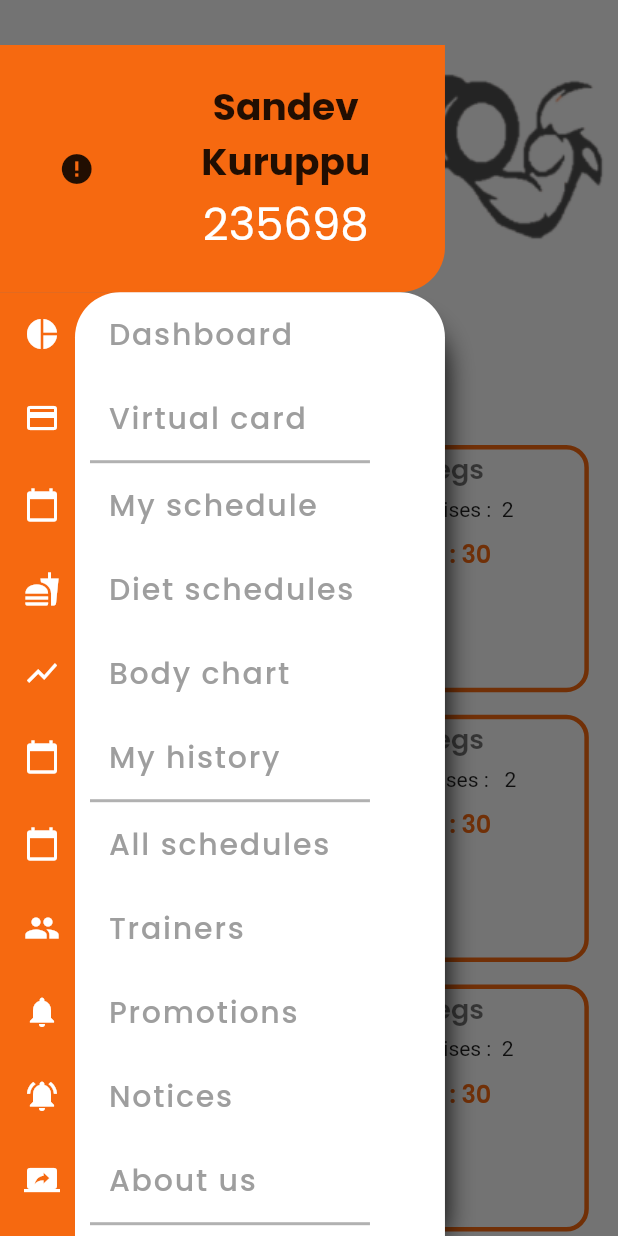
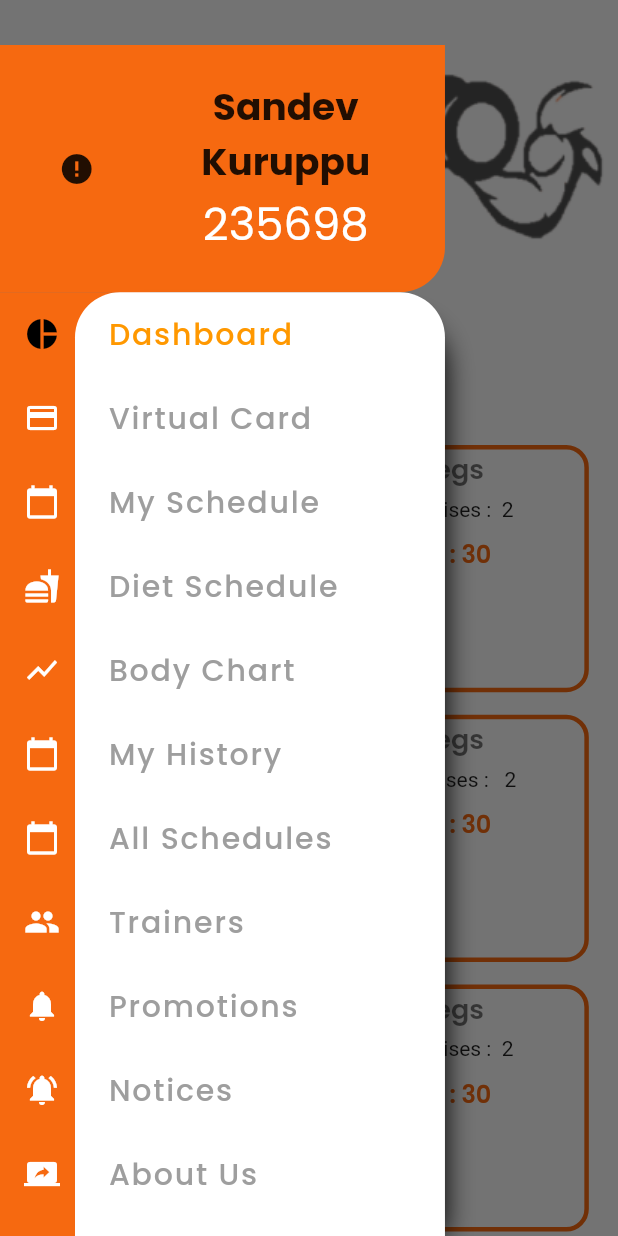
Before and after one commit to movinsilva/x_gym, a Flutter app: the Dashboard screen opened by its route, with the side drawer open, on a phone screen of 412 x 824 dp. Run offline on Flutter 3.47's test engine with Material 2 defaults, Android fonts, the phone set to English and light mode, and no system bars; drawn by our look-alikes of auto_size_text, cached_network_image; our stand-ins replace google_fonts, material_design_icons_flutter, sqflite; accounts and stored records are empty; network calls fail.

Commit message:
navigation drawer selection and page routing improved

```diff
--- a/lib/constants/runtime_constants.dart
+++ b/lib/constants/runtime_constants.dart
@@ -3,5 +3,10 @@
 * */
 
 class RuntimeConstants{
+  // hold the current name of the page
   static String currentPageName;
+
+  // hold the current index of the drawer in the
+  // main page
+  static var selectIndex = 0;
 }
--- a/lib/database_helper/database_helper.dart
+++ b/lib/database_helper/database_helper.dart
@@ -2,30 +2,20 @@ import 'dart:io';
 
 import 'package:flutter/material.dart';
 import 'package:path/path.dart';
+import 'package:path_provider/path_provider.dart';
 import 'package:sqflite/sqflite.dart';
 
 class DatabaseHelper {
 
   Future<Database> database() async {
 
-    Directory documentsDirectory = await getApplicationDocumentsDirectory();
+    var path = await getDatabasesPath();
 
-    return openDatabase(join(await getDatabasesPath(), "user_database.db"),version: 1
+    return openDatabase(join(await path, "user_database.db"),version: 1
         ,onCreate: (db, version) {
       return db.execute(
           "CREATE TABLE all_exercises(id INTEGER PRIMARY KEY, name TEXT, related_muscle_id INTEGER, image_url TEXT)"
       );
     });
   }
-
-  // open the database
-  _initDatabase() async {
-    // The path_provider plugin gets the right directory for Android or iOS.
-    Directory documentsDirectory = await getApplicationDocumentsDirectory();
-    String path = join(documentsDirectory.path, _databaseName);
-    // Open the database. Can also add an onUpdate callback parameter.
-    return await openDatabase(path,
-        version: _databaseVersion,
-        onCreate: _onCreate);
-  }
 }
--- a/lib/main.dart
+++ b/lib/main.dart
@@ -15,6 +15,9 @@ class MyApp extends StatelessWidget {
   @override
   Widget build(BuildContext context) {
     return MaterialApp(
+      theme: ThemeData(
+        primarySwatch: Colors.orange,
+      ),
       routes: {
         "/register" : (context) => RegisterScreen(),
         "/dashboard" : (context) => Dashboard(),
--- a/lib/widgets/global/default_background.dart
+++ b/lib/widgets/global/default_background.dart
@@ -8,11 +8,12 @@ import 'package:cached_network_image/cached_network_image.dart';
 import 'package:flutter/cupertino.dart';
 import 'package:flutter/material.dart';
 import 'package:google_fonts/google_fonts.dart';
+import 'package:x_gym/constants/runtime_constants.dart';
 import 'package:x_gym/widgets/widgets_library.dart';
 import '../../styles/Pallete.dart';
 import 'drawer_tile.dart';
 
-class DefaultScaffold extends StatelessWidget {
+class DefaultScaffold extends StatefulWidget {
   // This will hold all the interior widgets
   // passed in to the constructor
   //
@@ -26,6 +27,11 @@ class DefaultScaffold extends StatelessWidget {
   const DefaultScaffold({Key key, @required this.interior, @required this.title}) : super(key: key);
 
   @override
+  _DefaultScaffoldState createState() => _DefaultScaffoldState();
+}
+
+class _DefaultScaffoldState extends State<DefaultScaffold> {
+  @override
   Widget build(BuildContext context) {
     // Get the size of the current screen
     final size = MediaQuery.of(context).size;
@@ -33,6 +39,55 @@ class DefaultScaffold extends StatelessWidget {
     // Get the instance for the
     // global key in the scaffold
     var scaffoldKey = GlobalKey<ScaffoldState>();
+
+    // arrays for the drawer and the image data for the
+    // icons
+    var drawer_titles = [
+      "Dashboard",
+      "Virtual Card",
+      "My Schedule",
+      "Diet Schedule",
+      "Body Chart",
+      "My History",
+      "All Schedules",
+      "Trainers",
+      "Promotions",
+      "Notices",
+      "About Us",
+      "Settings",
+      "Help"
+    ];
+    var drawer_icons = [
+      Icons.pie_chart,
+      Icons.credit_card,
+      Icons.calendar_today,
+      Icons.fastfood,
+      Icons.show_chart,
+      Icons.calendar_today,
+      Icons.calendar_today,
+      Icons.people,
+      Icons.notifications,
+      Icons.notifications_active,
+      Icons.screen_share,
+      Icons.settings,
+      Icons.help
+    ];
+
+    var drawer_routes = [
+      "/dashboard",
+      "/dashboard",
+      "/dashboard",
+      "/dashboard",
+      "/dashboard",
+      "/dashboard",
+      "/dashboard",
+      "/dashboard",
+      "/dashboard",
+      "/dashboard",
+      "/dashboard",
+      "/dashboard",
+      "/dashboard",
+    ];
 
     return Scaffold(
       key: scaffoldKey,
@@ -99,7 +154,7 @@ class DefaultScaffold extends StatelessWidget {
                     Expanded(flex: 3, child: Image.asset("assets/black_logo.png"))
                   ],
                 ),
-                interior, // Expanded(child: interior)
+                widget.interior, // Expanded(child: interior)
               ],
             )),
       ),
@@ -138,12 +193,17 @@ class DefaultScaffold extends StatelessWidget {
                             crossAxisAlignment: CrossAxisAlignment.center,
                             mainAxisAlignment: MainAxisAlignment.center,
                             children: [
-                            AutoSizeText("Sandev Kuruppu", style: GoogleFonts.poppins(fontSize: 25, fontWeight:
-                            FontWeight.w700),
+                              AutoSizeText(
+                                "Sandev Kuruppu",
+                                style: GoogleFonts.poppins(fontSize: 25, fontWeight: FontWeight.w700),
                                 maxLines: 2,
-                              textAlign: TextAlign.center,),
-                            AutoSizeText("235698", style: GoogleFonts.poppins(fontSize: 30, color: Colors.white), maxLines:
-                            1,)
+                                textAlign: TextAlign.center,
+                              ),
+                              AutoSizeText(
+                                "235698",
+                                style: GoogleFonts.poppins(fontSize: 30, color: Colors.white),
+                                maxLines: 1,
+                              )
                             ],
                           ),
                         ),
@@ -153,8 +213,7 @@ class DefaultScaffold extends StatelessWidget {
                       )
                     ],
                   ),
-              )
-            ),
+                )),
             Expanded(
               child: Stack(
                 children: [
@@ -170,88 +229,23 @@ class DefaultScaffold extends StatelessWidget {
                         color: Colors.white,
                         borderRadius: BorderRadius.only(topRight: Radius.circular(30), topLeft: Radius.circular(30)),
                         boxShadow: [
-                          BoxShadow(
-                            color: Colors.black,
-                            blurRadius: 15,
-                            offset: Offset(10, 10),
-                            spreadRadius: -10
-                          )
+                          BoxShadow(color: Colors.black, blurRadius: 15, offset: Offset(10, 10), spreadRadius: -10)
                         ]),
                   ),
                   Container(
                     width: double.infinity,
                     height: double.infinity,
-                    child: ListView(
-                              children: [
-                                DrawerTile(
-                                  title: "Dashboard",
-                                  iconData: Icons.pie_chart,
-                                  onTap: () {},
+                    child: ListView.builder(
+                      itemBuilder: (context, index) => DrawerTile(
+                        isSelected: index == RuntimeConstants.selectIndex,
+                        title: drawer_titles[index],
+                        iconData: drawer_icons[index],
+                        onTap: () {
+                            RuntimeConstants.selectIndex = index;
+                            Navigator.of(context).pushReplacementNamed(drawer_routes[index]);
+                        },
                       ),
-                                DrawerTile(
-                                  title: "Virtual card",
-                                  onTap: () {},
-                                  iconData: Icons.credit_card,
-                                ),
-                                LineBreaker(),
-                                DrawerTile(
-                                  title: "My schedule",
-                                  onTap: () {},
-                                  iconData: Icons.calendar_today,
-                                ),
-                                DrawerTile(
-                                  title: "Diet schedules",
-                                  onTap: () {},
-                                  iconData: Icons.fastfood,
-                                ),
-                                DrawerTile(
-                                  title: "Body chart",
-                                  onTap: () {},
-                                  iconData: Icons.show_chart,
-                                ),
-                                DrawerTile(
-                                  title: "My history",
-                                  onTap: () {},
-                                  iconData: Icons.calendar_today,
-                                ),
-                                LineBreaker(),
-                                DrawerTile(
-                                  title: "All schedules",
-                                  onTap: () {},
-                                  iconData: Icons.calendar_today,
-                                ),
-                                DrawerTile(
-                                  title: "Trainers",
-                                  onTap: () {},
-                                  iconData: Icons.people,
-                                ),
-                                DrawerTile(
-                                  title: "Promotions",
-                                  onTap: () {},
-                                  iconData: Icons.notifications,
-                                ),
-                                DrawerTile(
-                                  title: "Notices",
-                                  onTap: () {},
-                                  iconData: Icons.notifications_active,
-                                ),
-                                DrawerTile(
-                                  title: "About us",
-                                  onTap: () {},
-                                  iconData: Icons.screen_share,
-                                ),
-                                LineBreaker(),
-                                DrawerTile(
-                                  title: "Settings",
-                                  onTap: () {},
-                                  iconData: Icons.settings,
-                                ),
-                                DrawerTile(
-                                  title: "Help",
-                                  onTap: () {},
-                                  iconData: Icons.help,
-                                )
-                              ],
+                      itemCount: drawer_titles.length,
                     ),
                   )
                 ],
--- a/lib/widgets/global/drawer_tile.dart
+++ b/lib/widgets/global/drawer_tile.dart
@@ -7,7 +7,6 @@ import 'package:flutter/material.dart';
 import 'package:google_fonts/google_fonts.dart';
 
 class DrawerTile extends StatelessWidget {
-
   // Hold the text to be showed in the drawerTile
   final title;
 
@@ -18,18 +17,28 @@ class DrawerTile extends StatelessWidget {
   // Will pass the corresponding icon data
   final iconData;
 
-  const DrawerTile({Key key, @required this.title, this.onTap, this.iconData}) : super(key: key);
+  // Pass whether the item is selected
+  final isSelected;
+
+  const DrawerTile({Key key, @required this.title, this.onTap, this.iconData, this.isSelected}) : super(key: key);
 
   @override
   Widget build(BuildContext context) {
     return ListTile(
-      leading: Icon(iconData, color: Colors.white,),
+      leading: Icon(
+        iconData,
+        color: isSelected ? Colors.black :  Colors.white,
+      ),
       title: Text(
         title,
         style: GoogleFonts.poppins(
-            fontSize: 20, fontWeight: FontWeight.w500, letterSpacing: 1.2, color: Colors.grey),
+          fontSize: 20,
+          fontWeight: FontWeight.w500,
+          letterSpacing: 1.2,
+          color: isSelected ? Colors.orange : Colors.grey,
+        ),
       ),
-      onTap: () {},
+      onTap: onTap,
     );
   }
 }
--- a/lib/widgets/screens/login/login_page_view.dart
+++ b/lib/widgets/screens/login/login_page_view.dart
@@ -7,6 +7,7 @@ import 'package:flutter/material.dart';
 import 'package:google_fonts/google_fonts.dart';
 import 'package:material_design_icons_flutter/material_design_icons_flutter.dart';
 import 'package:x_gym/constants/runtime_constants.dart';
+import 'package:x_gym/database_helper/database_helper.dart';
 import 'package:x_gym/styles/Pallete.dart';
 import 'package:x_gym/widgets/widgets_library.dart';
 
@@ -50,7 +51,6 @@ class LoginPageView extends StatelessWidget {
         ),
         InkWell(
           onTap: (){
-
             Navigator.of(context).pushNamed("/dashboard");
             RuntimeConstants.currentPageName = "Dashboard" ;
 
```
Lines whose indentation alone changed are shown as unchanged.
